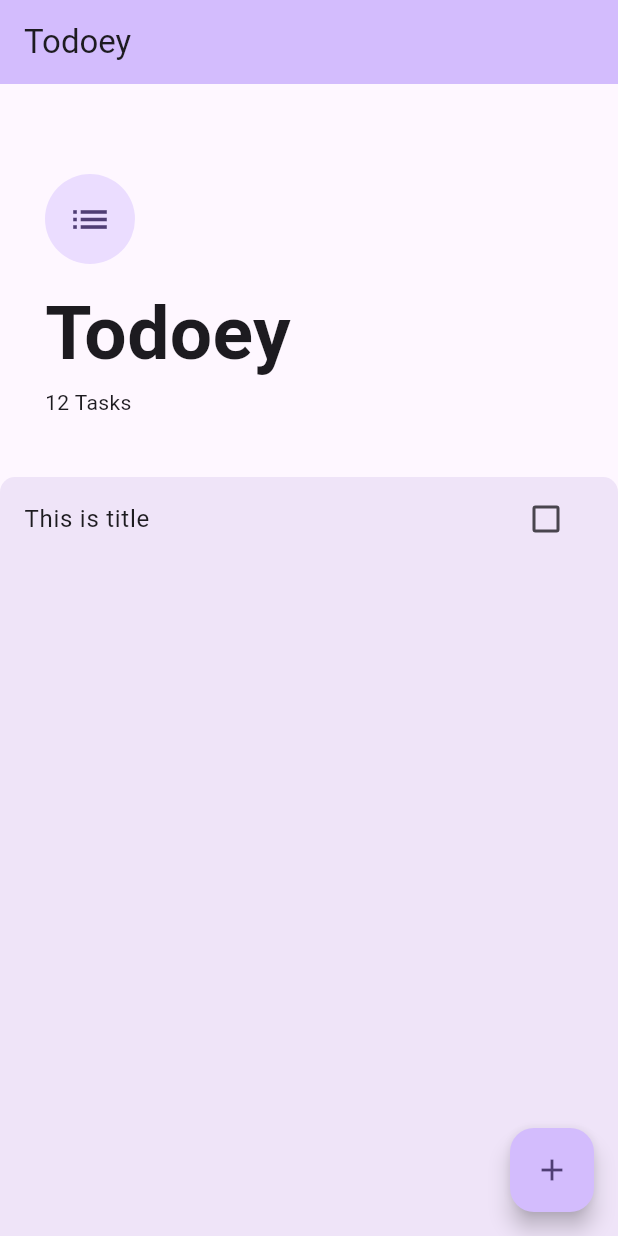
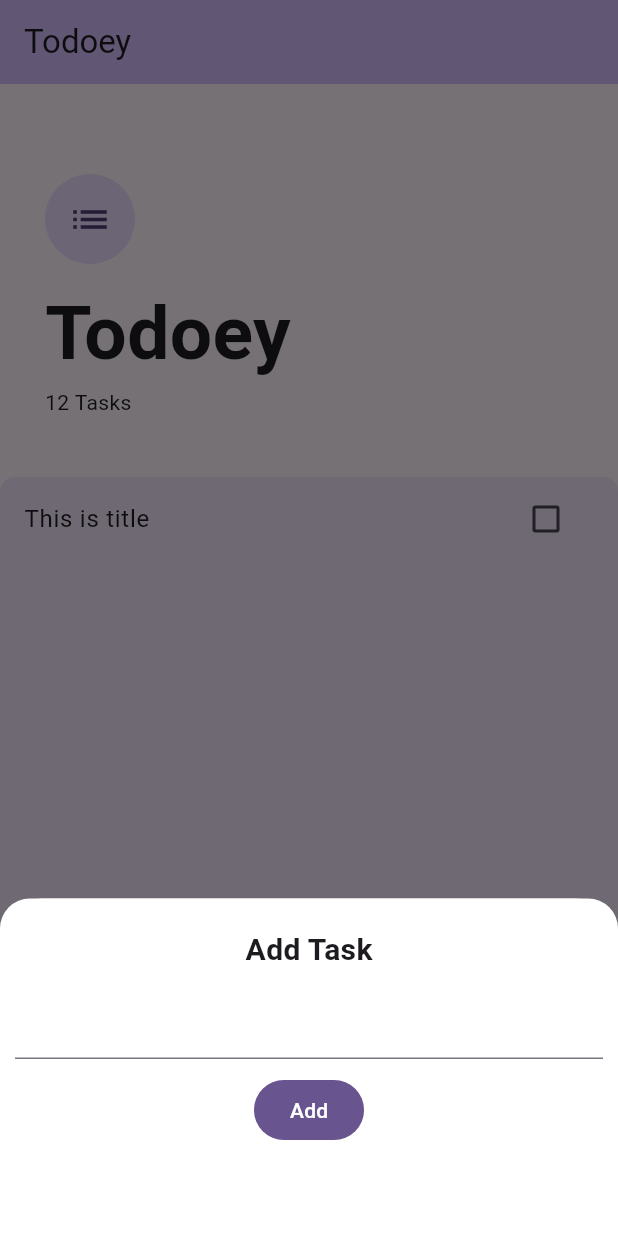
Before and after one commit to pranaypatel512/flutter_todoey, a Flutter app: the screen it shows after launch, after a tap on the "add" icon, on a phone screen of 412 x 824 dp. Run offline on Flutter 3.47's test engine with Material 2 defaults, Android fonts, the phone set to English and light mode, and no system bars.

Commit message:
Updated tasks screen for showing bottom sheet

```diff
--- a/lib/screens/tasks_screen.dart
+++ b/lib/screens/tasks_screen.dart
@@ -1,4 +1,5 @@
 import 'package:flutter/material.dart';
+import 'package:flutter_todoey/screens/add_tasks_screen.dart';
 import 'package:flutter_todoey/widgets/tasks_list.dart';
 
 class TasksScreen extends StatefulWidget {
@@ -7,6 +8,10 @@ class TasksScreen extends StatefulWidget {
 }
 
 class _TasksScreenState extends State<TasksScreen> {
+  Widget buildBottomSheetContent(BuildContext context) {
+    return Container();
+  }
+
   @override
   Widget build(BuildContext context) {
     return Scaffold(
@@ -62,7 +67,16 @@ class _TasksScreenState extends State<TasksScreen> {
       ]),
       floatingActionButton: FloatingActionButton(
         backgroundColor: Theme.of(context).colorScheme.inversePrimary,
-        onPressed: () {},
+        onPressed: () {
+          showModalBottomSheet(
+              isScrollControlled: true,
+              context: context,
+              builder: (context) => SingleChildScrollView(
+                  child: Container(
+                      padding: EdgeInsets.only(
+                          bottom: MediaQuery.of(context).viewInsets.bottom),
+                      child: AddTaskScreen())));
+        },
         child: const Icon(
           Icons.add,
         ),
```
